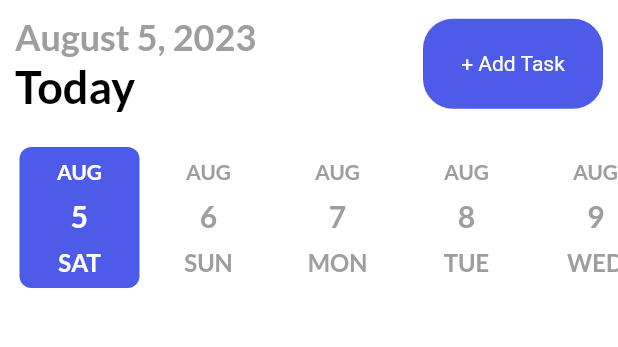
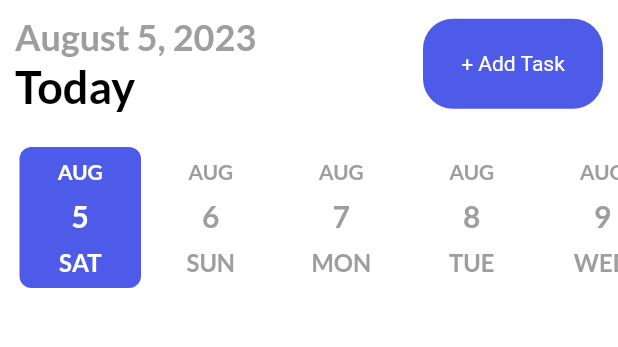
Before and after one commit to sumonece15/flutter_to_do_app, a Flutter app: the screen it shows after launch, on a phone screen of 412 x 824 dp, the part 84-431 px from its top. Run offline on Flutter 3.47's test engine with Material 2 defaults, Android fonts, the phone set to English and light mode, and no system bars; drawn by our look-alikes of date_picker_timeline; our stand-ins replace flutter_local_notifications, flutter_native_timezone, get, get_storage, google_fonts, sqflite and 1 more; accounts and stored records are empty.

Commit message:
initial commit

```diff
--- a/lib/ui/home_page.dart
+++ b/lib/ui/home_page.dart
@@ -76,7 +76,7 @@ class _HomePageState extends State<HomePage> {
       child: DatePicker(
         DateTime.now(),
         height: 100,
-        width: 80,
+        width: 81,
         initialSelectedDate: DateTime.now(),
         selectionColor: primaryClr,
         selectedTextColor: Colors.white,
```
